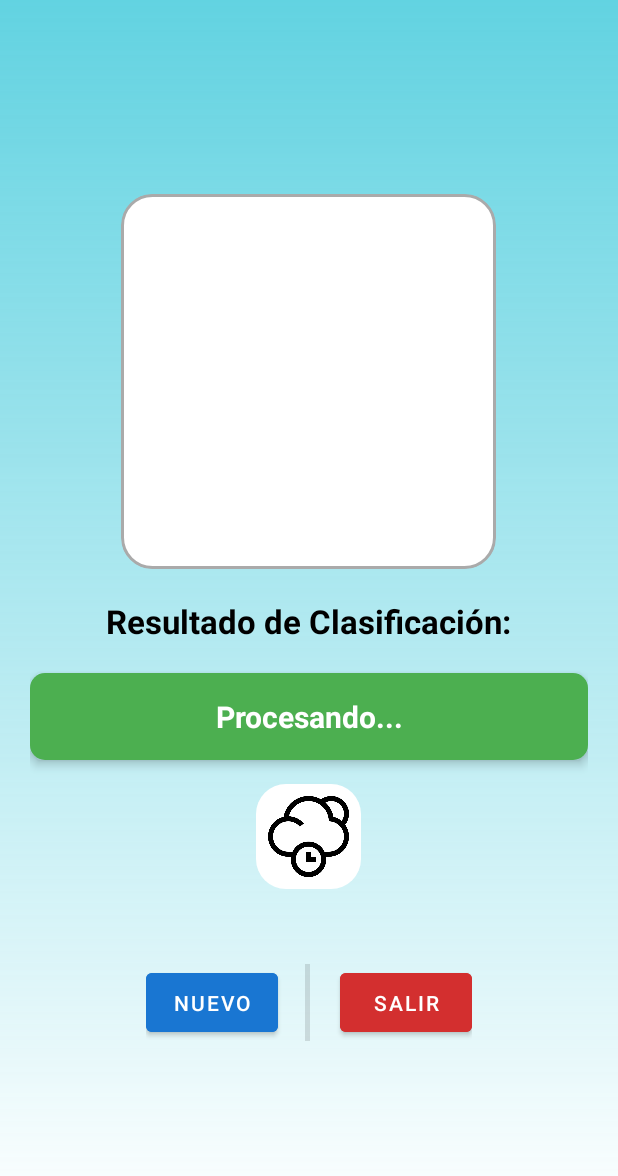
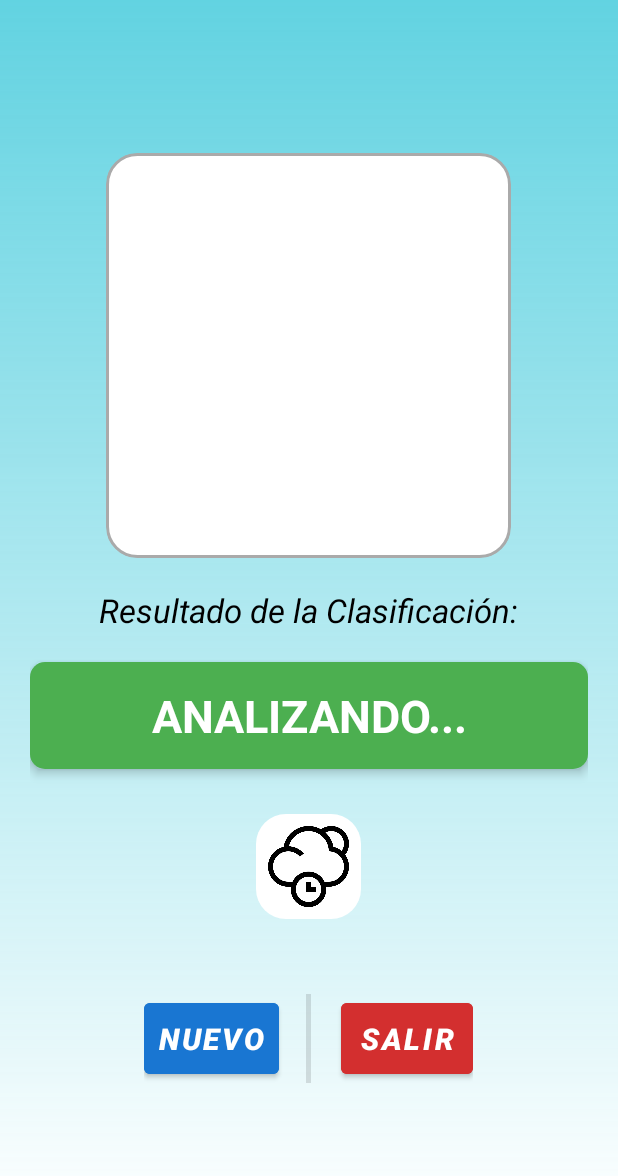
Before and after one commit to xanthony97x/kBasuraApp, an Android app: the ResultActivity screen opened directly, with no data from a screen before it, on a phone screen of 412 x 824 dp. Shown: the top 1176 px of the screen. Run offline under Robolectric (Android 15) with nearby library versions, the phone set to English and light mode, and no system bars; libraries missing offline, so code that uses them is left out: org.tensorflow.lite; 1 statement that could not run was skipped.

Commit message:
Commit Interfaz modificada, funcional al 100, falta el logo

```diff
--- a/app/src/main/res/layout/activity_result.xml
+++ b/app/src/main/res/layout/activity_result.xml
@@ -9,8 +9,8 @@
     <!-- Imagen con bordes redondeados -->
     <ImageView
         android:id="@+id/imageView"
-        android:layout_width="250dp"
-        android:layout_height="250dp"
+        android:layout_width="270dp"
+        android:layout_height="270dp"
         android:adjustViewBounds="true"
         android:background="@drawable/rounded_corner"
         android:clipToOutline="true"
@@ -26,10 +26,10 @@
         android:background="#00FFFFFF"
         android:gravity="center"
         android:paddingBottom="10dp"
-        android:text="Resultado de Clasificación:"
+        android:text="Resultado de la Clasificación:"
         android:textColor="@color/black"
         android:textSize="22sp"
-        android:textStyle="bold" />
+        android:textStyle="italic" />
 
     <TextView
         android:id="@+id/tv_result"
@@ -39,10 +39,13 @@
         android:background="@drawable/result_background"
         android:elevation="4dp"
         android:gravity="center"
-        android:padding="15dp"
-        android:text="Procesando..."
+        android:paddingStart="10dp"
+        android:paddingTop="15dp"
+        android:paddingEnd="10dp"
+        android:paddingBottom="15dp"
+        android:text="ANALIZANDO..."
         android:textColor="@color/white"
-        android:textSize="20sp"
+        android:textSize="30sp"
         android:textStyle="bold" />
 
     <ImageView
@@ -50,7 +53,7 @@
         android:layout_width="70dp"
         android:layout_height="70dp"
         android:layout_gravity="center"
-        android:layout_marginTop="16dp"
+        android:layout_marginTop="30dp"
         android:background="@drawable/rounded_background"
         android:scaleType="fitCenter"
         android:src="@drawable/ic_default" />
@@ -69,6 +72,9 @@
             android:backgroundTint="@color/blue"
             android:padding="10dp"
             android:text="NUEVO"
+            android:textSize="20sp"
+            android:textStyle="bold|italic"
+            android:textColorHint="@color/black"
             android:textColor="@android:color/white" />
 
         <View
@@ -87,6 +93,9 @@
             android:backgroundTint="@color/red"
             android:padding="10dp"
             android:text="SALIR"
+            android:textSize="20sp"
+            android:textStyle="bold|italic"
+            android:textColorHint="@color/black"
             android:textColor="@android:color/white" />
     </LinearLayout>
 </LinearLayout>
```
Also changed, not shown: app/src/main/java/com/marcoescalera/kbasura/MainActivity.kt (+9 -11 lines), app/src/main/res/layout/activity_capture.xml (+11 -0 lines), app/src/main/res/layout/activity_main.xml (+6 -9 lines), 1 other file.
